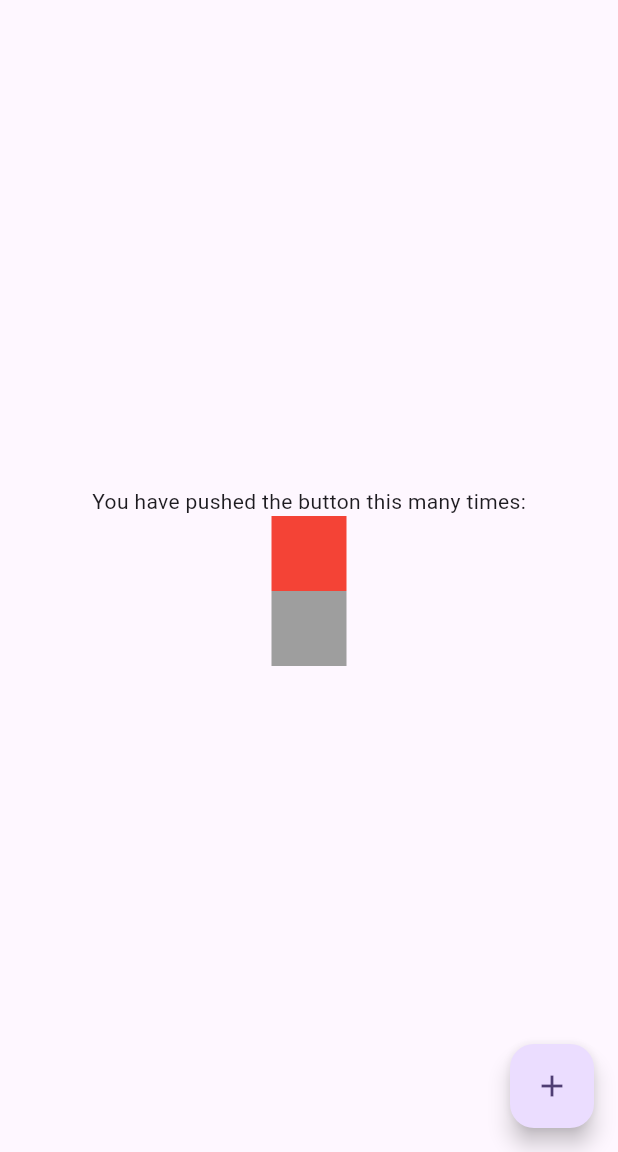
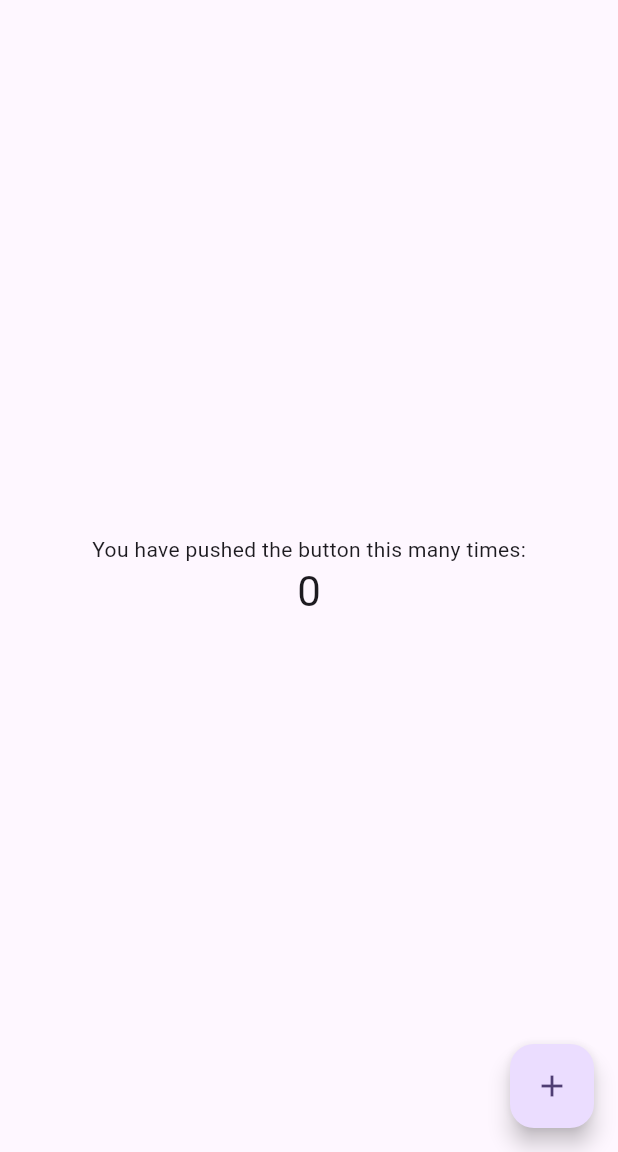
Before and after one commit to Daveat-Study/WIdget-of-the-week, a Flutter app: the screen it shows after launch, on a phone screen of 412 x 824 dp, the part 84-1236 px from its top. Run offline on Flutter 3.47's test engine with Material 3 defaults, Android fonts, the phone set to English and light mode, and no system bars; drawn by our look-alikes of flutter_animate.

```diff
--- a/lib/main.dart
+++ b/lib/main.dart
@@ -1,4 +1,5 @@
 import 'package:flutter/material.dart';
+import 'package:flutter_animate/flutter_animate.dart';
 
 void main() {
   runApp(const MyApp());
@@ -7,27 +8,11 @@ void main() {
 class MyApp extends StatelessWidget {
   const MyApp({super.key});
 
-  // This widget is the root of your application.
   @override
   Widget build(BuildContext context) {
     return MaterialApp(
       title: 'Flutter Demo',
       theme: ThemeData(
-        // This is the theme of your application.
-        //
-        // TRY THIS: Try running your application with "flutter run". You'll see
-        // the application has a purple toolbar. Then, without quitting the app,
-        // try changing the seedColor in the colorScheme below to Colors.green
-        // and then invoke "hot reload" (save your changes or press the "hot
-        // reload" button in a Flutter-supported IDE, or press "r" if you used
-        // the command line to start the app).
-        //
-        // Notice that the counter didn't reset back to zero; the application
-        // state is not lost during the reload. To reset the state, use hot
-        // restart instead.
-        //
-        // This works for code too, not just values: Most code changes can be
-        // tested with just a hot reload.
         colorScheme: ColorScheme.fromSeed(seedColor: Colors.deepPurple),
         useMaterial3: true,
       ),
@@ -38,16 +23,6 @@ class MyApp extends StatelessWidget {
 
 class MyHomePage extends StatefulWidget {
   const MyHomePage({super.key, required this.title});
-
-  // This widget is the home page of your application. It is stateful, meaning
-  // that it has a State object (defined below) that contains fields that affect
-  // how it looks.
-
-  // This class is the configuration for the state. It holds the values (in this
-  // case the title) provided by the parent (in this case the App widget) and
-  // used by the build method of the State. Fields in a Widget subclass are
-  // always marked "final".
-
   final String title;
 
   @override
@@ -59,17 +34,9 @@ class _MyHomePageState extends State<MyHomePage> {
 
   void _incrementCounter() {
     setState(() {
-      // This call to setState tells the Flutter framework that something has
-      // changed in this State, which causes it to rerun the build method below
-      // so that the display can reflect the updated values. If we changed
-      // _counter without calling setState(), then the build method would not be
-      // called again, and so nothing would appear to happen.
       _counter++;
     });
   }
-
-  Color source = Colors.red;
-  Color des = Colors.grey;
 
   @override
   Widget build(BuildContext context) {
@@ -85,46 +52,13 @@ class _MyHomePageState extends State<MyHomePage> {
             const Text(
               'You have pushed the button this many times:',
             ),
-            Draggable(
-              childWhenDragging: const SizedBox(
-                height: 50,
-                width: 50,
-              ),
-              maxSimultaneousDrags: 2,
-              data: source,
-              feedback: Container(
-                height: 50,
-                width: 50,
-                color: source,
-              ),
-              child: Container(
-                height: 50,
-                width: 50,
-                color: source,
+            Animate(
+              effects: const [FadeEffect(duration: Duration(seconds: 2))],
+              child: Text(
+                '$_counter',
+                style: Theme.of(context).textTheme.headlineMedium,
               ),
             ),
-            DragTarget<Color>(
-              onWillAccept: (value) {
-                return value == Colors.red;
-              },
-              onAccept: (value) {
-                setState(() {
-                  des = Colors.red;
-                  source = Colors.transparent;
-                });
-              },
-              builder: (
-                context,
-                List<dynamic> accepted,
-                List<dynamic> rejected,
-              ) {
-                return Container(
-                  height: 50,
-                  width: 50,
-                  color: des,
-                );
-              },
-            )
           ],
         ),
       ),
--- a/pubspec.yaml
+++ b/pubspec.yaml
@@ -35,6 +35,7 @@ dependencies:
   # The following adds the Cupertino Icons font to your application.
   # Use with the CupertinoIcons class for iOS style icons.
   cupertino_icons: ^1.0.2
+  flutter_animate: ^4.5.0
 
 dev_dependencies:
   flutter_test:
```
Also changed, not shown: pubspec.lock, 2 other files.
